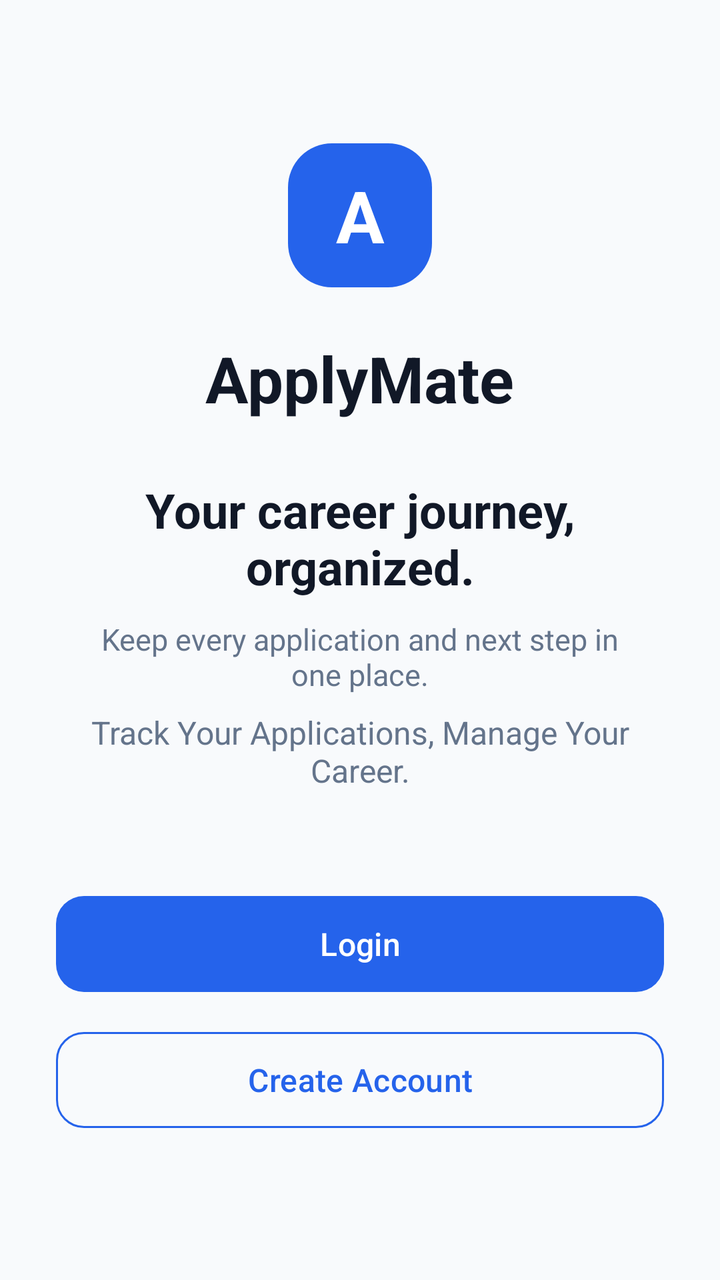
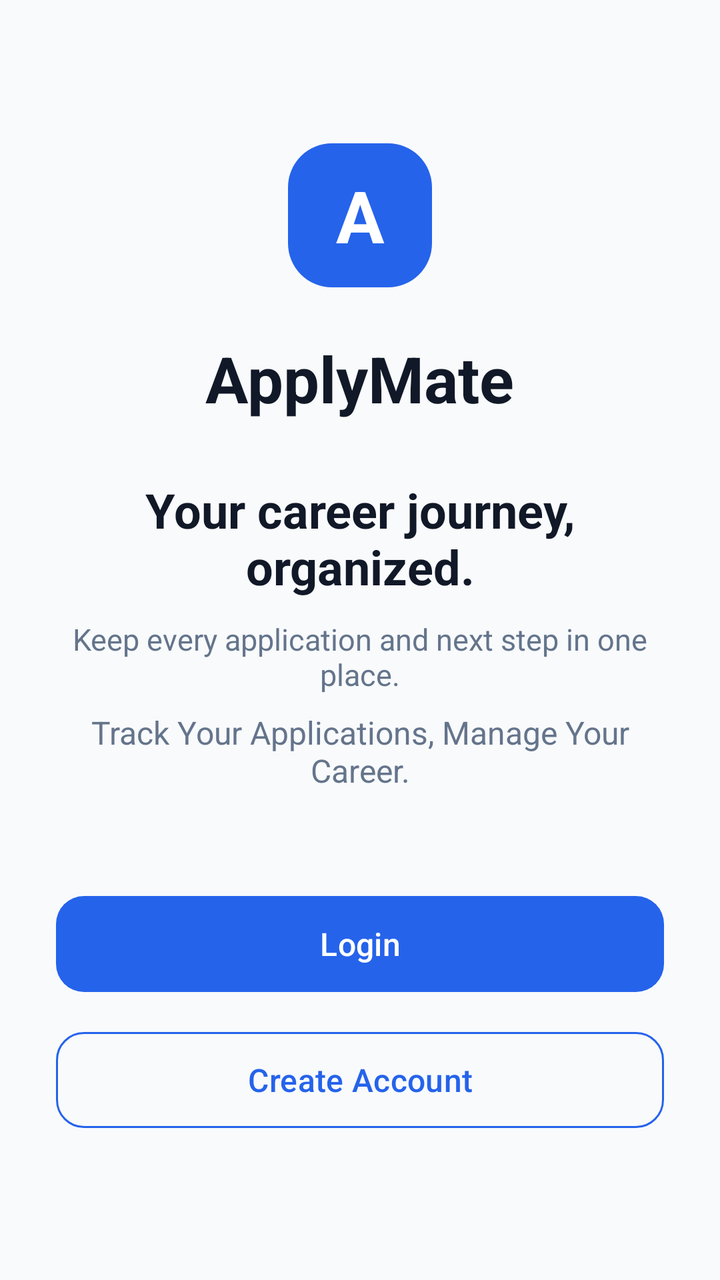

Two renders of the same Android screen: before a commit and after it. Below are the layout's source before the change and the commit's diff.
<!-- AndroidManifest.xml: application theme Theme.ApplyMate -->
<!-- res/layout/activity_welcome.xml -->
<?xml version="1.0" encoding="utf-8"?>
<ScrollView xmlns:android="http://schemas.android.com/apk/res/android"
    xmlns:app="http://schemas.android.com/apk/res-auto"
    android:layout_width="match_parent"
    android:layout_height="match_parent"
    android:fillViewport="true">

    <LinearLayout
        android:layout_width="match_parent"
        android:layout_height="wrap_content"
        android:gravity="center"
        android:orientation="vertical"
        android:padding="28dp">

        <TextView
            android:layout_width="72dp"
            android:layout_height="72dp"
            android:background="@drawable/bg_brand_mark"
            android:gravity="center"
            android:text="@string/brand_initial"
            android:textColor="@color/card_white"
            android:textSize="36sp"
            android:textStyle="bold" />

        <TextView
            android:layout_width="wrap_content"
            android:layout_height="wrap_content"
            android:layout_marginTop="24dp"
            android:text="@string/app_name"
            android:textColor="@color/primary_text"
            android:textSize="32sp"
            android:textStyle="bold" />

        <TextView
            android:layout_width="match_parent"
            android:layout_height="wrap_content"
            android:layout_marginTop="28dp"
            android:gravity="center"
            android:text="@string/welcome_heading"
            android:textColor="@color/primary_text"
            android:textSize="24sp"
            android:textStyle="bold" />

        <TextView
            android:layout_width="280dp"
            android:layout_height="wrap_content"
            android:layout_marginTop="10dp"
            android:gravity="center"
            android:text="@string/welcome_body"
            android:textColor="@color/secondary_text"
            android:textSize="15sp" />

        <TextView
            android:layout_width="280dp"
            android:layout_height="wrap_content"
            android:layout_marginTop="8dp"
            android:gravity="center"
            android:text="@string/tagline"
            android:textColor="@color/secondary_text"
            android:textSize="16sp" />

        <com.google.android.material.button.MaterialButton
            android:id="@+id/button_login"
            android:layout_width="match_parent"
            android:layout_height="56dp"
            android:layout_marginTop="48dp"
            android:text="@string/login"
            android:textSize="16sp"
            app:backgroundTint="@color/primary_blue"
            app:cornerRadius="14dp" />

        <com.google.android.material.button.MaterialButton
            android:id="@+id/button_register"
            style="@style/Widget.Material3.Button.OutlinedButton"
            android:layout_width="match_parent"
            android:layout_height="56dp"
            android:layout_marginTop="12dp"
            android:text="@string/create_account"
            android:textColor="@color/primary_blue"
            android:textSize="16sp"
            app:cornerRadius="14dp"
            app:strokeColor="@color/primary_blue" />
    </LinearLayout>
</ScrollView>
<!-- resources referenced by this layout -->
<resources>
  <color name="card_white">#FFFFFF</color>
  <color name="primary_blue">#2563EB</color>
  <color name="primary_text">#111827</color>
  <color name="secondary_text">#64748B</color>
  <!-- drawable bg_brand_mark (drawable) -->
  <?xml version="1.0" encoding="utf-8"?>
  <shape xmlns:android="http://schemas.android.com/apk/res/android">
      <corners android:radius="22dp" />
      <solid android:color="@color/primary_blue" />
  </shape>
  <string name="app_name">ApplyMate</string>
  <string name="brand_initial">A</string>
  <string name="create_account">Create Account</string>
  <string name="login">Login</string>
  <string name="tagline">Track Your Applications, Manage Your Career.</string>
  <string name="welcome_body">Keep every application and next step in one place.</string>
  <string name="welcome_heading">Your career journey, organized.</string>
  <style name="Theme.ApplyMate" parent="Base.Theme.ApplyMate" />
  <style name="Base.Theme.ApplyMate" parent="Theme.Material3.DayNight.NoActionBar">
          <item name="colorPrimary">@color/primary_blue</item>
          <item name="colorOnPrimary">@color/card_white</item>
          <item name="colorSecondary">@color/primary_blue</item>
          <item name="colorError">@color/error</item>
          <item name="android:colorAccent">@color/primary_blue</item>
          <item name="android:statusBarColor">@color/background</item>
          <item name="android:navigationBarColor">@color/primary_blue</item>
          <item name="android:windowLightStatusBar">true</item>
          <item name="android:windowBackground">@color/background</item>
      </style>
  <color name="error">#DC2626</color>
  <color name="background">#F8FAFC</color>
</resources>

<!-- the commit's change to res/layout/activity_welcome.xml (unified diff, before → after) -->
@@ -42,7 +42,7 @@
             android:textStyle="bold" />
 
         <TextView
-            android:layout_width="280dp"
+            android:layout_width="match_parent"
             android:layout_height="wrap_content"
             android:layout_marginTop="10dp"
             android:gravity="center"
@@ -51,7 +51,7 @@
             android:textSize="15sp" />
 
         <TextView
-            android:layout_width="280dp"
+            android:layout_width="match_parent"
             android:layout_height="wrap_content"
             android:layout_marginTop="8dp"
             android:gravity="center"
